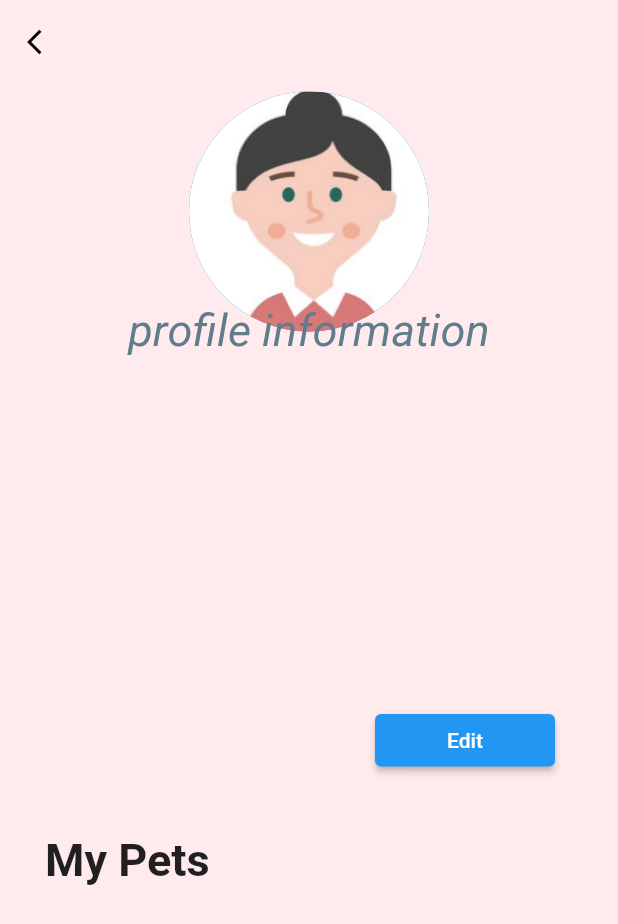
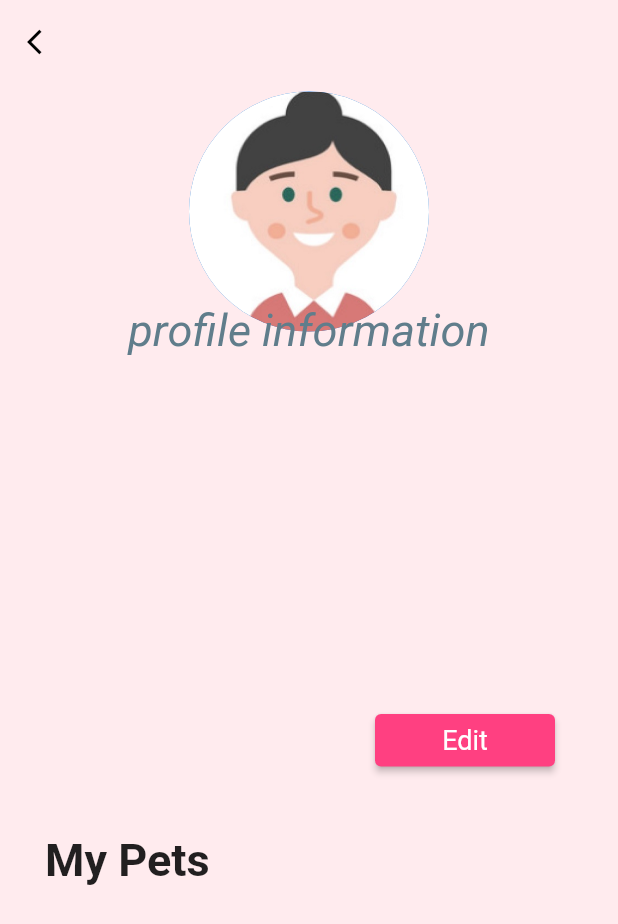
Before and after one commit to Muneerah53/MyPet, a Flutter app: the screen it shows after launch, on a phone screen of 412 x 824 dp. Shown: the top 924 px of the screen. Run offline on Flutter 3.47's test engine with Material 2 defaults, Android fonts, the phone set to English and light mode, and no system bars; our stand-ins replace cloud_firestore, firebase_auth, firebase_core, firebase_database; accounts and stored records are empty.

Commit message:
pets list buttons style

```diff
--- a/lib/main.dart
+++ b/lib/main.dart
@@ -125,6 +125,7 @@ class Home extends StatelessWidget {
                 child: ElevatedButton(onPressed:(){},
                   child:  Text("Edit", style: new TextStyle(  color: Colors.white),
                     textAlign: TextAlign.center,),
+                  style: buttons,
                 ),
 
               ),
--- a/lib/models/global.dart
+++ b/lib/models/global.dart
@@ -2,6 +2,9 @@ import 'package:flutter/material.dart';
 
 TextStyle petCardTitleStyle = new TextStyle( fontSize: 20 , color: Colors.black45,height:1.6,);
 TextStyle petCardSubTitleStyle = new TextStyle(fontFamily: 'Gotham', fontSize: 25, color: Colors.black45,);
+ButtonStyle buttons = ElevatedButton.styleFrom( primary: Colors.pinkAccent,
+//padding: EdgeInsets.symmetric(horizontal: 50, vertical: 20),
+    textStyle: TextStyle(fontSize: 18,));
 
 TextStyle statusCatStyle = new TextStyle(fontFamily: 'Gotham', fontSize: 25, color: Colors.lightBlue);
 TextStyle statusDogStyle = new TextStyle(fontFamily: 'Gotham',  fontSize: 25, color: Colors.green);
```
Also changed, not shown: pubspec.lock.
